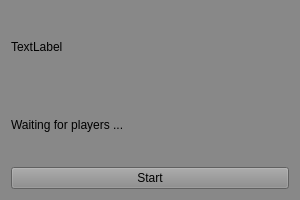
This is src/TFServer/mainwindow.ui in Perdex/OmikronBlast as Qt 5 draws it before an edit. The edited form follows.
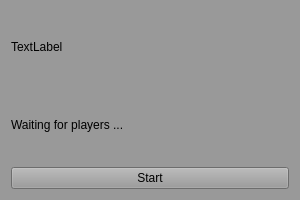
This is the edited form.

Patch:
```diff
--- a/src/TFServer/mainwindow.ui
+++ b/src/TFServer/mainwindow.ui
@@ -14,7 +14,7 @@
    <string>TFServer</string>
   </property>
   <property name="styleSheet">
-   <string notr="true">background: #888</string>
+   <string notr="true">background: #999</string>
   </property>
   <widget class="QWidget" name="centralWidget">
    <property name="sizePolicy">
```
